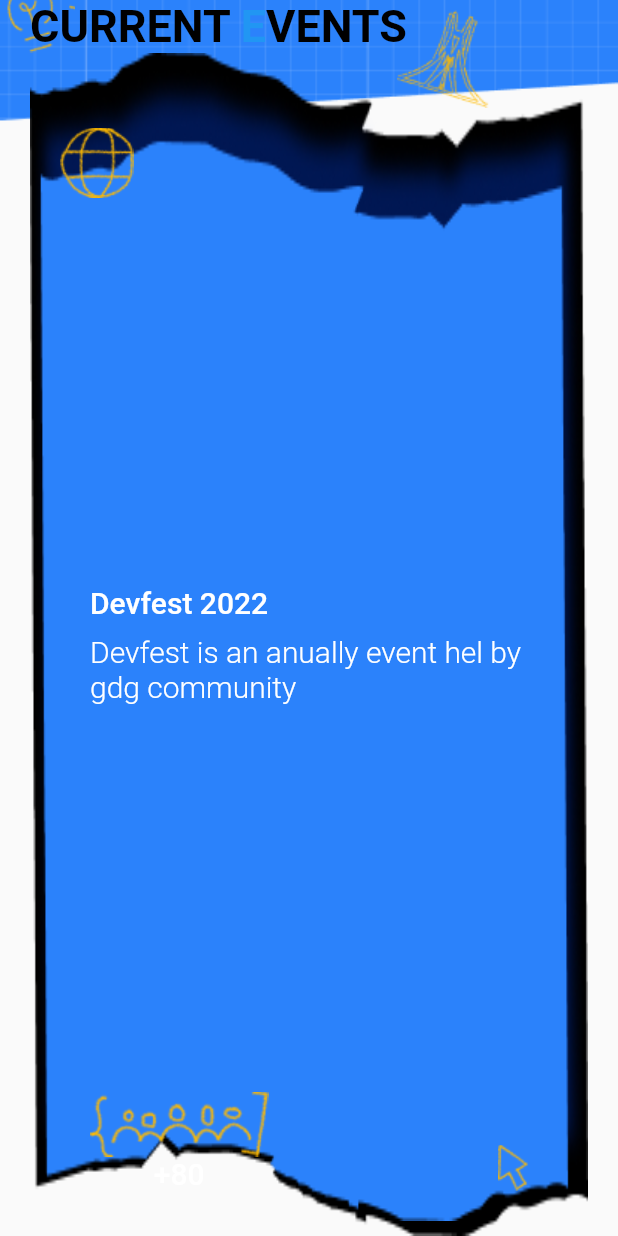
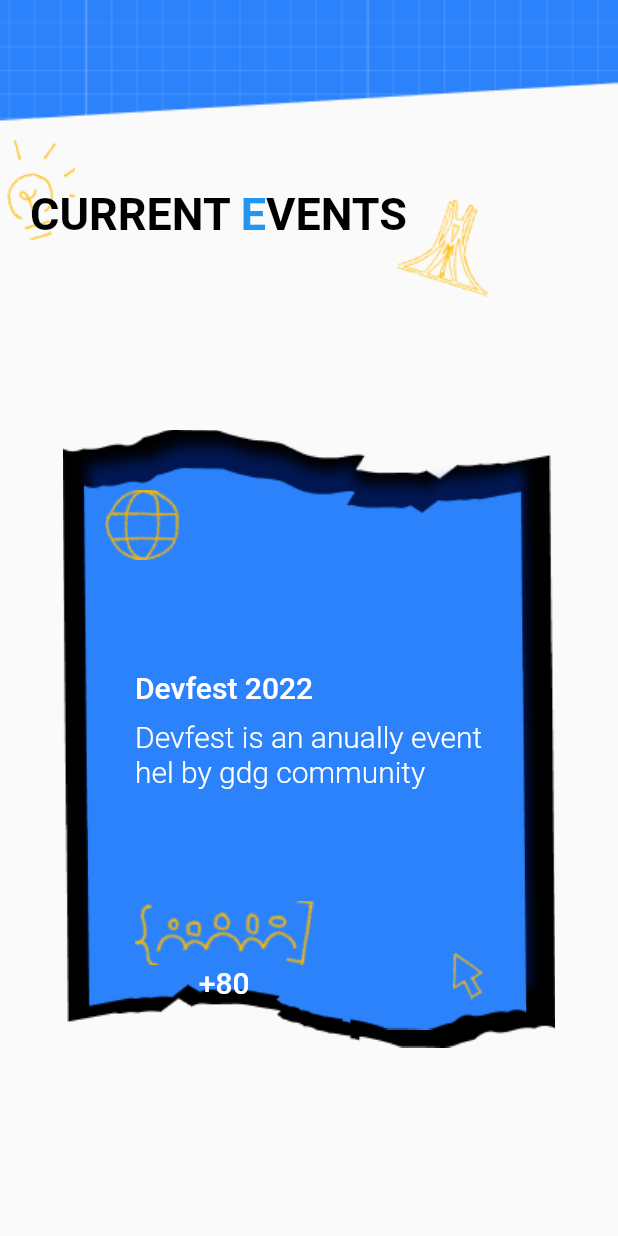
Before and after one commit to chechna9/Devfest22_MobileTrack_UiScreen, a Flutter app: the screen it shows after launch, on a phone screen of 412 x 824 dp. Run offline on Flutter 3.47's test engine with Material 2 defaults, Android fonts, the phone set to English and light mode, and no system bars.

Commit message:
fix currentEventCard superposition

```diff
--- a/lib/components/currentEventCard.dart
+++ b/lib/components/currentEventCard.dart
@@ -14,16 +14,23 @@
   @override
   Widget build(BuildContext context) {
     return Container(
-      padding: const EdgeInsets.symmetric(vertical: 10),
+      padding: const EdgeInsets.only(
+        top: 0,
+        left: 30,
+        right: 30,
+        bottom: 12,
+      ),
       decoration: const BoxDecoration(
         image: DecorationImage(
           image: AssetImage('assets/background5.png'),
           alignment: Alignment.topCenter,
-          fit: BoxFit.fill,
+          fit: BoxFit.contain,
         ),
       ),
       child: Container(
         padding: const EdgeInsets.symmetric(horizontal: 40),
+        // margin: const EdgeInsets.symmetric(horizontal: 20),
+
         decoration: const BoxDecoration(
           image: DecorationImage(
             image: AssetImage('assets/background4.png'),
--- a/lib/pages/events.dart
+++ b/lib/pages/events.dart
@@ -18,15 +18,19 @@
       child: Column(
         mainAxisAlignment: MainAxisAlignment.spaceEvenly,
         crossAxisAlignment: CrossAxisAlignment.start,
-        children: [
+        children: const [
           // upper side
-          Upper(),
+          Flexible(
+            child: Upper(),
+          ),
           // event info
           Flexible(
-            child: CurrentEventCard(
-              title: 'Devfest 2022',
-              desc: 'Devfest is an anually event hel by gdg community',
-              participants: 80,
+            child: Center(
+              child: CurrentEventCard(
+                title: 'Devfest 2022',
+                desc: 'Devfest is an anually event hel by gdg community',
+                participants: 80,
+              ),
             ),
           ),
         ],
```
